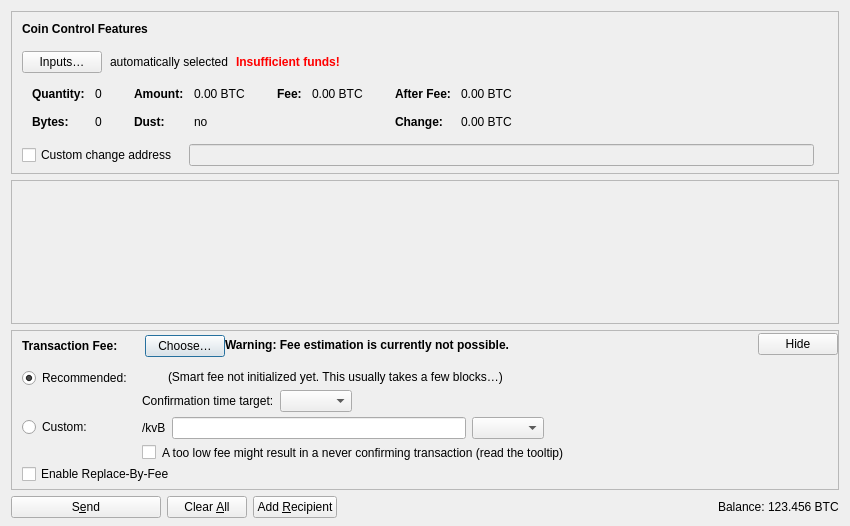
Qt form src/qt/forms/sendcoinsdialog.ui (ConcatenaLabs/Sequentia) before a commit.
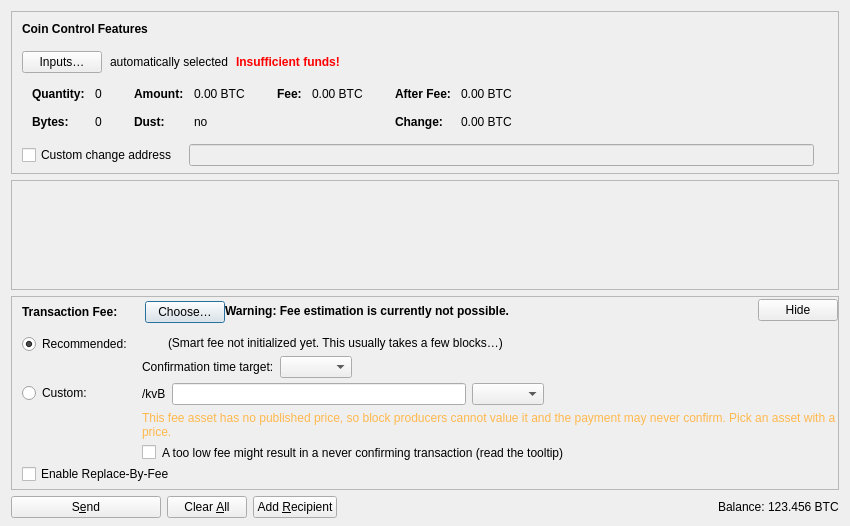
The same form after that commit. Icons and pictures are not drawn. Custom widgets are drawn as their Qt base class.

Commit message: qt: default the fee asset to the asset being sent

What changed in the file:
```diff
--- a/src/qt/forms/sendcoinsdialog.ui
+++ b/src/qt/forms/sendcoinsdialog.ui
@@ -882,6 +882,22 @@
                  </item>
                 </layout>
                </item>
+               <item>
+                <widget class="QLabel" name="labelFeeAssetWarning">
+                 <property name="visible">
+                  <bool>false</bool>
+                 </property>
+                 <property name="wordWrap">
+                  <bool>true</bool>
+                 </property>
+                 <property name="styleSheet">
+                  <string notr="true">color: #ffb84d;</string>
+                 </property>
+                 <property name="text">
+                  <string>This fee asset has no published price, so block producers cannot value it and the payment may never confirm. Pick an asset with a price.</string>
+                 </property>
+                </widget>
+               </item>
                <item>
                 <layout class="QHBoxLayout" name="horizontalLayoutFee8">
                  <item>
```
Left out of the diff: 4 changed lines with no effect on the pictures. The commit also changes 10 other files.
